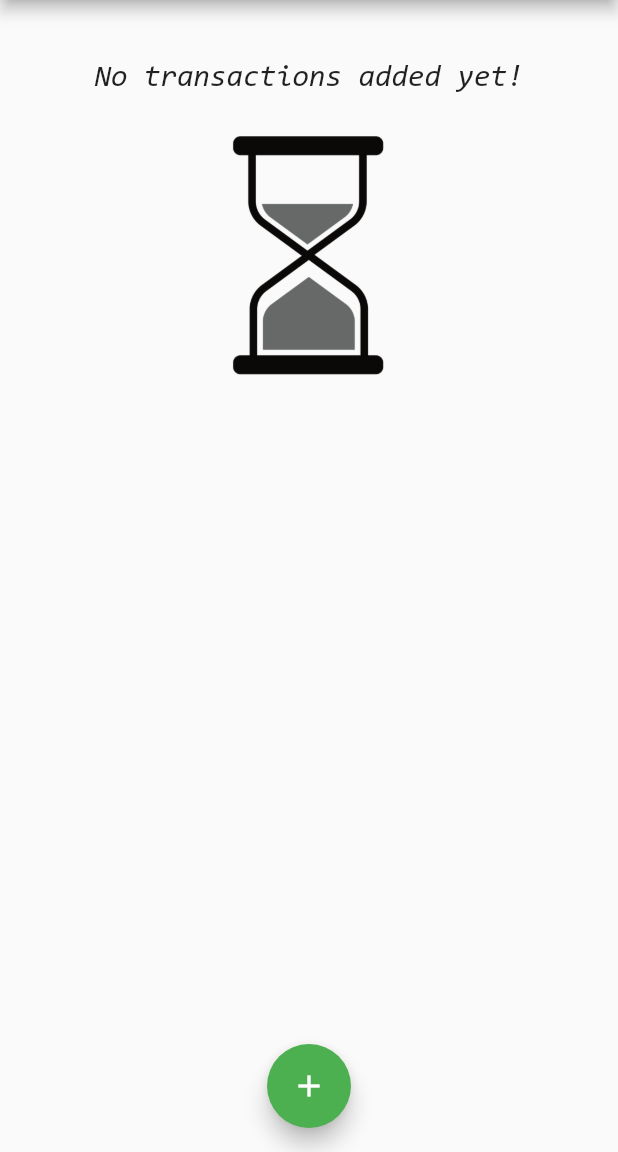
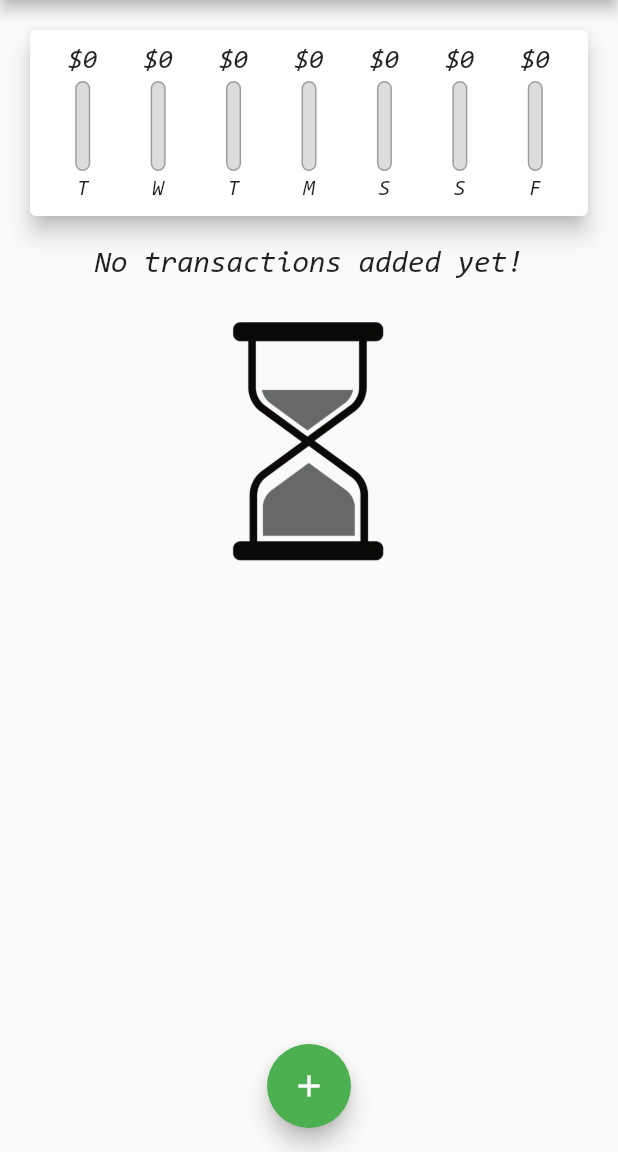
Before and after one commit to alex-pythonista/expense-manager-mobile-app, a Flutter app: the screen it shows after launch, on a phone screen of 412 x 824 dp, the part 84-1236 px from its top. Run offline on Flutter 3.47's test engine with Material 2 defaults, Android fonts, the phone set to English and light mode, and no system bars.

Commit message:
chart-bar init

```diff
--- a/lib/widgets/chart.dart
+++ b/lib/widgets/chart.dart
@@ -1,13 +1,14 @@
 import 'package:flutter/material.dart';
 import 'package:intl/intl.dart';
 import '../models/transaction.dart';
+import './chart_bar.dart';
 
 class Chart extends StatelessWidget {
   final List<Transaction> recentTransactions;
 
   Chart(this.recentTransactions);
 
-  List<Map<String, Object>> get groupedTransactionValues {
+  List<Map<String, dynamic>> get groupedTransactionValues {
     return List.generate(7, (index) {
       final weekDay = DateTime.now().subtract(Duration(days: index));
       double total = 0.0;
@@ -20,20 +21,39 @@ class Chart extends StatelessWidget {
       }
 
       return {
-        'day': DateFormat.E().format(weekDay),
+        'day': DateFormat.E().format(weekDay).substring(0, 1),
         'amount': total,
       };
     });
   }
 
+  double get totalSpending {
+    return groupedTransactionValues.fold(0.0, (sum, item) {
+      return sum + item['amount'];
+    });
+  }
+
   @override
   Widget build(BuildContext context) {
-    print(groupedTransactionValues);
     return Card(
       elevation: 6,
-      margin: EdgeInsets.all(20),
-      child: Row(
-        children: [],
+      margin: const EdgeInsets.all(20),
+      child: Container(
+        padding: const EdgeInsets.all(10),
+        child: Row(
+          mainAxisAlignment: MainAxisAlignment.spaceAround,
+          children: groupedTransactionValues.map((data) {
+            return Flexible(
+              fit: FlexFit.tight,
+              child: ChartBar(
+                label: data['day'] as String,
+                spendingAmount: data['amount'] as double,
+                spendingPctTotal:
+                    totalSpending == 0.0 ? 0.0 : data['amount'] / totalSpending,
+              ),
+            );
+          }).toList(),
+        ),
       ),
     );
   }
--- /dev/null
+++ b/lib/widgets/chart_bar.dart
@@ -0,0 +1,61 @@
+import 'package:flutter/material.dart';
+
+class ChartBar extends StatelessWidget {
+  final String? label;
+  final double? spendingAmount;
+  final double? spendingPctTotal;
+
+  ChartBar({
+    this.label,
+    this.spendingAmount,
+    this.spendingPctTotal,
+  });
+
+  @override
+  Widget build(BuildContext context) {
+    return Column(
+      children: [
+        Container(
+          height: 20,
+          child: FittedBox(
+            child: Text("\$${spendingAmount?.toStringAsFixed(0)}"),
+          ),
+        ),
+        const SizedBox(
+          height: 4,
+        ),
+        Container(
+          height: 60,
+          width: 10,
+          child: Stack(
+            children: [
+              Container(
+                decoration: BoxDecoration(
+                  border: Border.all(
+                    color: Colors.grey,
+                    width: 1.0,
+                  ),
+                  color: const Color.fromRGBO(220, 220, 220, 1),
+                  borderRadius: BorderRadius.circular(10),
+                ),
+              ),
+              FractionallySizedBox(
+                heightFactor: spendingPctTotal,
+                child: Container(
+                  decoration: BoxDecoration(
+                    color: Theme.of(context).primaryColor,
+                    borderRadius: BorderRadius.circular(10),
+                  ),
+                ),
+              )
+            ],
+          ),
+        ),
+        const SizedBox(
+          height: 4,
+        ),
+        Text(label!),
+      ],
+    );
+  }
+}
```
Also changed, not shown: lib/widgets/transaction_list.dart (+16 -34 lines).
